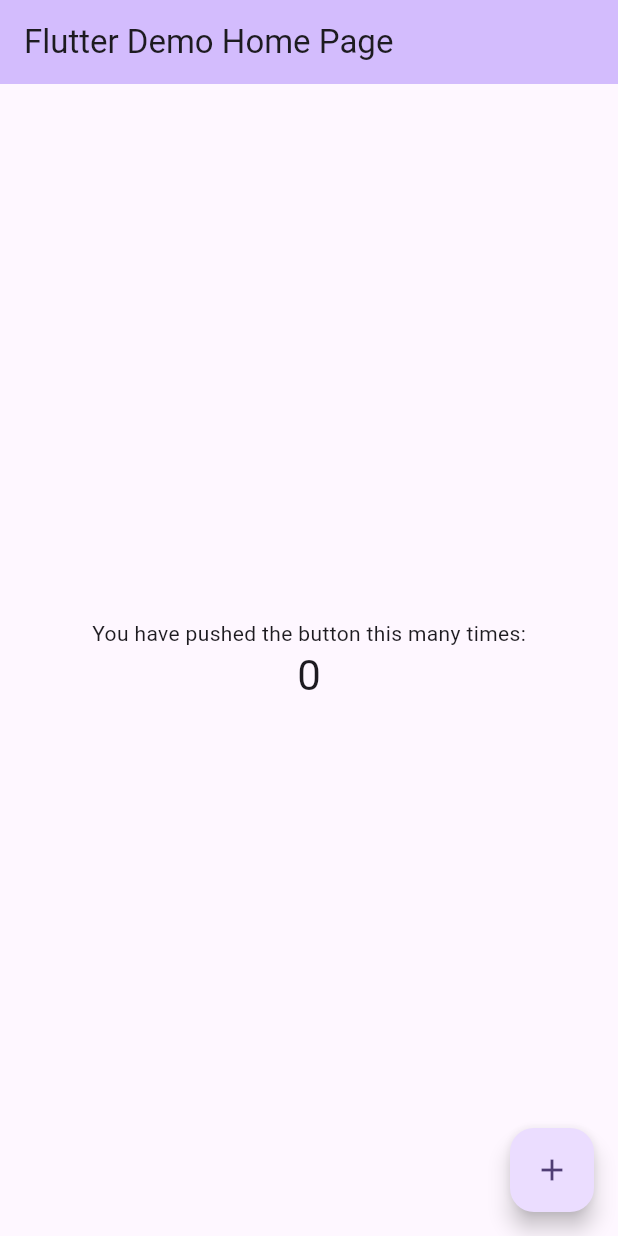
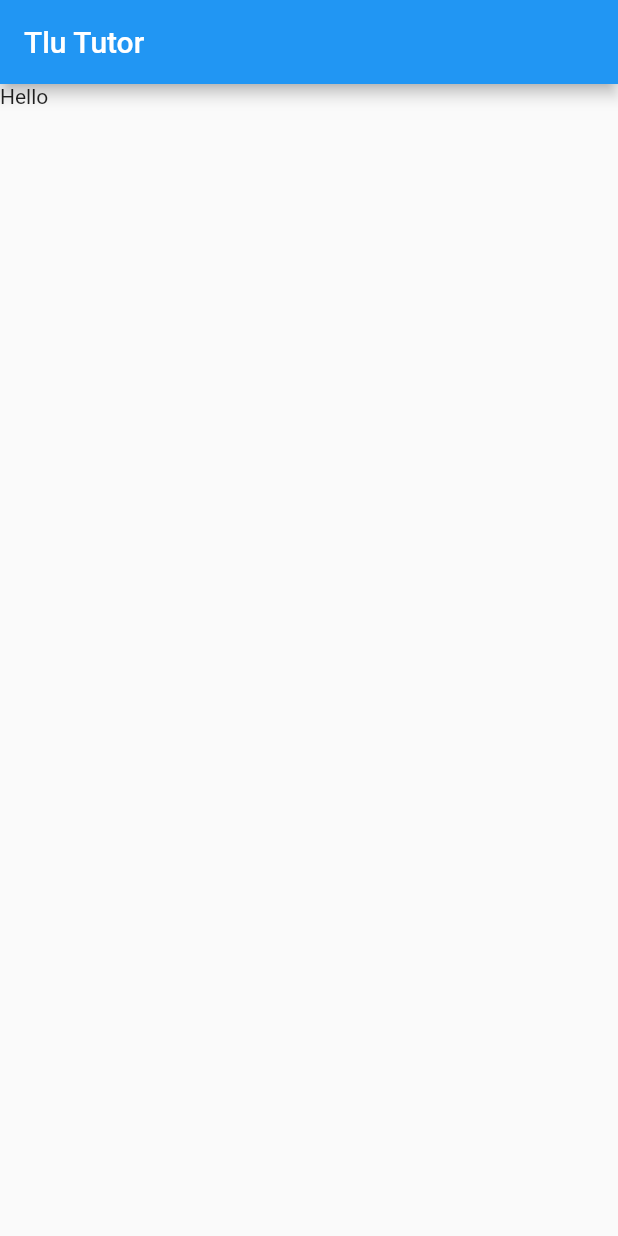
Before and after one commit to ZecManh/Student_Learn, a Flutter app: the screen it shows after launch, on a phone screen of 412 x 824 dp. Run offline on Flutter 3.47's test engine with Material 2 defaults, Android fonts, the phone set to English and light mode, and no system bars; our stand-ins replace firebase_core; accounts and stored records are empty.

Commit message:
theme setting

```diff
--- a/lib/main.dart
+++ b/lib/main.dart
@@ -1,125 +1,6 @@
+import 'package:datn/screen/tlu_tutor.dart';
 import 'package:flutter/material.dart';
 
-void main() {
-  runApp(const MyApp());
+void main(){
+  runApp(const TluTutor());
 }
-
-class MyApp extends StatelessWidget {
-  const MyApp({super.key});
-
-  // This widget is the root of your application.
-  @override
-  Widget build(BuildContext context) {
-    return MaterialApp(
-      title: 'Flutter Demo',
-      theme: ThemeData(
-        // This is the theme of your application.
-        //
-        // TRY THIS: Try running your application with "flutter run". You'll see
-        // the application has a blue toolbar. Then, without quitting the app,
-        // try changing the seedColor in the colorScheme below to Colors.green
-        // and then invoke "hot reload" (save your changes or press the "hot
-        // reload" button in a Flutter-supported IDE, or press "r" if you used
-        // the command line to start the app).
-        //
-        // Notice that the counter didn't reset back to zero; the application
-        // state is not lost during the reload. To reset the state, use hot
-        // restart instead.
-        //
-        // This works for code too, not just values: Most code changes can be
-        // tested with just a hot reload.
-        colorScheme: ColorScheme.fromSeed(seedColor: Colors.deepPurple),
-        useMaterial3: true,
-      ),
-      home: const MyHomePage(title: 'Flutter Demo Home Page'),
-    );
-  }
-}
-
-class MyHomePage extends StatefulWidget {
-  const MyHomePage({super.key, required this.title});
-
-  // This widget is the home page of your application. It is stateful, meaning
-  // that it has a State object (defined below) that contains fields that affect
-  // how it looks.
-
-  // This class is the configuration for the state. It holds the values (in this
-  // case the title) provided by the parent (in this case the App widget) and
-  // used by the build method of the State. Fields in a Widget subclass are
-  // always marked "final".
-
-  final String title;
-
-  @override
-  State<MyHomePage> createState() => _MyHomePageState();
-}
-
-class _MyHomePageState extends State<MyHomePage> {
-  int _counter = 0;
-
-  void _incrementCounter() {
-    setState(() {
-      // This call to setState tells the Flutter framework that something has
-      // changed in this State, which causes it to rerun the build method below
-      // so that the display can reflect the updated values. If we changed
-      // _counter without calling setState(), then the build method would not be
-      // called again, and so nothing would appear to happen.
-      _counter++;
-    });
-  }
-
-  @override
-  Widget build(BuildContext context) {
-    // This method is rerun every time setState is called, for instance as done
-    // by the _incrementCounter method above.
-    //
-    // The Flutter framework has been optimized to make rerunning build methods
-    // fast, so that you can just rebuild anything that needs updating rather
-    // than having to individually change instances of widgets.
-    return Scaffold(
-      appBar: AppBar(
-        // TRY THIS: Try changing the color here to a specific color (to
-        // Colors.amber, perhaps?) and trigger a hot reload to see the AppBar
-        // change color while the other colors stay the same.
-        backgroundColor: Theme.of(context).colorScheme.inversePrimary,
-        // Here we take the value from the MyHomePage object that was created by
-        // the App.build method, and use it to set our appbar title.
-        title: Text(widget.title),
-      ),
-      body: Center(
-        // Center is a layout widget. It takes a single child and positions it
-        // in the middle of the parent.
-        child: Column(
-          // Column is also a layout widget. It takes a list of children and
-          // arranges them vertically. By default, it sizes itself to fit its
-          // children horizontally, and tries to be as tall as its parent.
-          //
-          // Column has various properties to control how it sizes itself and
-          // how it positions its children. Here we use mainAxisAlignment to
-          // center the children vertically; the main axis here is the vertical
-          // axis because Columns are vertical (the cross axis would be
-          // horizontal).
-          //
-          // TRY THIS: Invoke "debug painting" (choose the "Toggle Debug Paint"
-          // action in the IDE, or press "p" in the console), to see the
-          // wireframe for each widget.
-          mainAxisAlignment: MainAxisAlignment.center,
-          children: <Widget>[
-            const Text(
-              'You have pushed the button this many times:',
-            ),
-            Text(
-              '$_counter',
-              style: Theme.of(context).textTheme.headlineMedium,
-            ),
-          ],
-        ),
-      ),
-      floatingActionButton: FloatingActionButton(
-        onPressed: _incrementCounter,
-        tooltip: 'Increment',
-        child: const Icon(Icons.add),
-      ), // This trailing comma makes auto-formatting nicer for build methods.
-    );
-  }
-}
--- /dev/null
+++ b/lib/screen/tlu_tutor.dart
@@ -0,0 +1,20 @@
+import 'package:flutter/material.dart';
+
+class TluTutor extends StatelessWidget {
+  const TluTutor({super.key});
+
+  @override
+  Widget build(BuildContext context) {
+    return MaterialApp(
+      debugShowCheckedModeBanner: false,
+      theme: ThemeData(brightness:Brightness.light ),
+      darkTheme: ThemeData(brightness: Brightness.dark),
+      themeMode: ThemeMode.system,
+      title: 'Tlu Tutor',
+      home: Scaffold(
+        appBar: AppBar(title: Text('Tlu Tutor'),),
+        body: Text('Hello'),
+      ),
+    );
+  }
+}
--- a/pubspec.yaml
+++ b/pubspec.yaml
@@ -35,6 +35,7 @@ dependencies:
   # The following adds the Cupertino Icons font to your application.
   # Use with the CupertinoIcons class for iOS style icons.
   cupertino_icons: ^1.0.2
+  firebase_core: ^2.19.0
 
 dev_dependencies:
   flutter_test:
```
Also changed, not shown: lib/firebase_options.dart (added), pubspec.lock, 7 other files.
